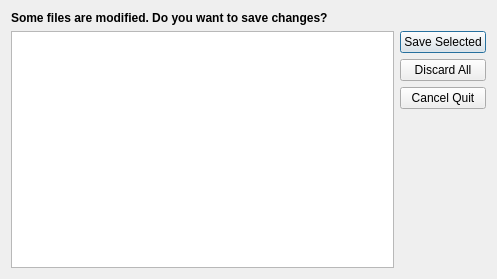
Above: saveonclosedialog.ui from engor/Jentos.Code before the change. Below: the same form after it.
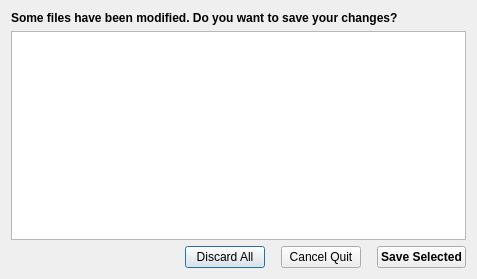
That is the form after the change.

Commit message: fix go back/forward logic when after last position it's go to the first. now also stored pos in line.

```diff
--- a/saveonclosedialog.ui
+++ b/saveonclosedialog.ui
@@ -6,7 +6,7 @@
    <rect>
     <x>0</x>
     <y>0</y>
-    <width>497</width>
+    <width>477</width>
     <height>279</height>
    </rect>
   </property>
@@ -26,7 +26,7 @@
       </font>
      </property>
      <property name="text">
-      <string>Some files are modified. Do you want to save changes?</string>
+      <string>Some files have been modified. Do you want to save your changes?</string>
      </property>
      <property name="margin">
       <number>6</number>
@@ -34,21 +34,27 @@
     </widget>
    </item>
    <item>
-    <layout class="QHBoxLayout" name="horizontalLayout">
+    <layout class="QVBoxLayout" name="verticalLayout_3">
      <item>
       <widget class="QListWidget" name="listWidget"/>
      </item>
      <item>
-      <layout class="QVBoxLayout" name="verticalLayout">
+      <layout class="QHBoxLayout" name="horizontalLayout">
        <property name="leftMargin">
         <number>0</number>
        </property>
        <item>
-        <widget class="QPushButton" name="pushButtonSave">
-         <property name="text">
-          <string>Save Selected</string>
+        <spacer name="horizontalSpacer">
+         <property name="orientation">
+          <enum>Qt::Horizontal</enum>
          </property>
-        </widget>
+         <property name="sizeHint" stdset="0">
+          <size>
+           <width>40</width>
+           <height>20</height>
+          </size>
+         </property>
+        </spacer>
        </item>
        <item>
         <widget class="QPushButton" name="pushButtonDiscard">
@@ -57,6 +63,22 @@
          </property>
         </widget>
        </item>
+       <item>
+        <spacer name="horizontalSpacer_3">
+         <property name="orientation">
+          <enum>Qt::Horizontal</enum>
+         </property>
+         <property name="sizeType">
+          <enum>QSizePolicy::Fixed</enum>
+         </property>
+         <property name="sizeHint" stdset="0">
+          <size>
+           <width>10</width>
+           <height>20</height>
+          </size>
+         </property>
+        </spacer>
+       </item>
        <item>
         <widget class="QPushButton" name="pushButtonCancel">
          <property name="text">
@@ -65,18 +87,34 @@
         </widget>
        </item>
        <item>
-        <spacer name="verticalSpacer">
+        <spacer name="horizontalSpacer_2">
          <property name="orientation">
-          <enum>Qt::Vertical</enum>
+          <enum>Qt::Horizontal</enum>
+         </property>
+         <property name="sizeType">
+          <enum>QSizePolicy::Fixed</enum>
          </property>
          <property name="sizeHint" stdset="0">
           <size>
-           <width>20</width>
-           <height>40</height>
+           <width>10</width>
+           <height>20</height>
           </size>
          </property>
         </spacer>
        </item>
+       <item>
+        <widget class="QPushButton" name="pushButtonSave">
+         <property name="font">
+          <font>
+           <weight>75</weight>
+           <bold>true</bold>
+          </font>
+         </property>
+         <property name="text">
+          <string>Save Selected</string>
+         </property>
+        </widget>
+       </item>
       </layout>
      </item>
     </layout>
```
Left out of the diff: 1 changed line with no effect on the pictures. The commit also changes 2 other files.
